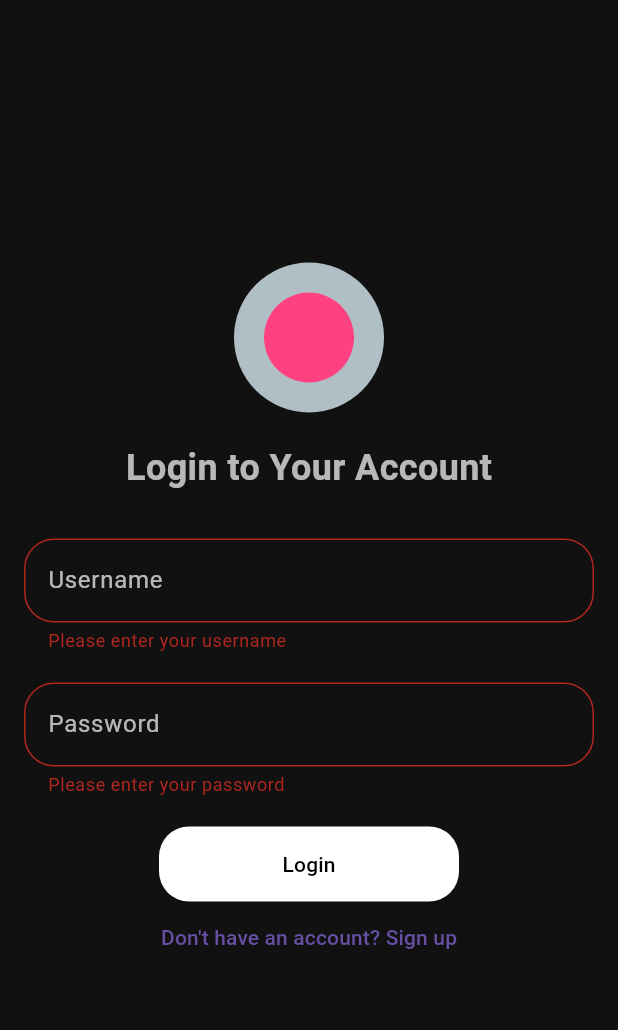
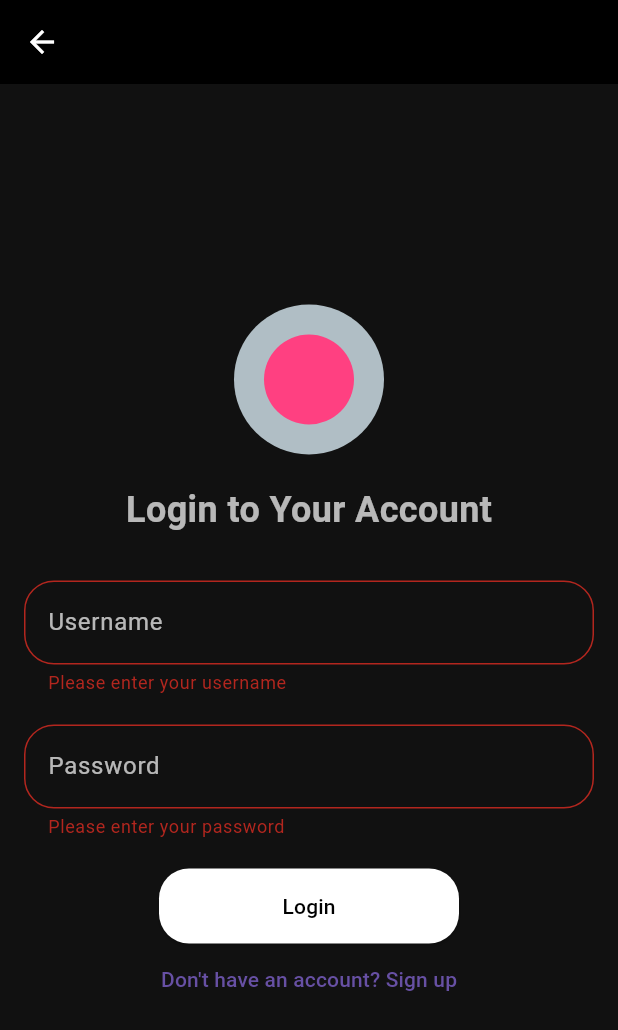
Before and after one commit to HikaruSSG/flutter-app, a Flutter app: the LoginScreen screen opened directly, after a tap on "Login", on a phone screen of 412 x 824 dp. Shown: the top 1030 px of the screen. Run offline on Flutter 3.47's test engine with Material 3 defaults, Android fonts, the phone set to English and light mode, and no system bars; our stand-ins replace shared_preferences; accounts and stored records are empty.

Commit message:
release 2

```diff
--- a/lib/screens/login_screen.dart
+++ b/lib/screens/login_screen.dart
@@ -36,14 +36,11 @@ class _LoginScreenState extends State<LoginScreen> {
 
   @override
   Widget build(BuildContext context) {
-    return WillPopScope(
-      onWillPop: () async {
-        Navigator.of(context).pushReplacement(
-          MaterialPageRoute(builder: (context) => WelcomeScreen()),
-        );
-        return true;
-      },
-      child: Scaffold(
+    return Scaffold(
+      appBar: AppBar(
+        backgroundColor: Colors.black,
+        iconTheme: IconThemeData(color: Colors.white),
+      ),
       body: Padding(
         padding: const EdgeInsets.all(16.0),
         child: Form(
@@ -113,7 +110,6 @@ class _LoginScreenState extends State<LoginScreen> {
           ),
         ),
       ),
-      ),
     );
   }
 }
--- a/lib/screens/product_entry_screen.dart
+++ b/lib/screens/product_entry_screen.dart
@@ -89,6 +89,7 @@ class _ProductEntryScreenState extends State<ProductEntryScreen> {
     return Scaffold(
       appBar: AppBar(
         backgroundColor: Colors.black, // Set AppBar background to black
+        iconTheme: IconThemeData(color: Colors.white),
         title: Text('Pantry CRUD App',
             style: Theme.of(context).textTheme.titleLarge),
       ),
--- a/lib/screens/welcome_screen.dart
+++ b/lib/screens/welcome_screen.dart
@@ -29,9 +29,9 @@ class _WelcomeScreenState extends State<WelcomeScreen> {
     setState(() {
       _isLoggedIn = prefs.getBool('isLoggedIn') ?? false;
       if (!_isLoggedIn) {
-        Navigator.of(context).pushReplacement(
-          MaterialPageRoute(builder: (context) => BottomNavigationMenu()),
-        );
+        // Navigator.of(context).pushReplacement(
+        //   MaterialPageRoute(builder: (context) => BottomNavigationMenu()),
+        // );
       }
     });
   }
@@ -72,7 +72,7 @@ class _WelcomeScreenState extends State<WelcomeScreen> {
               SizedBox(height: 40),
               ElevatedButton(
                 onPressed: () {
-                  Navigator.pushReplacement(
+                  Navigator.push(
                     context,
                     MaterialPageRoute(
                         builder: (context) => ProductEntryScreen()),
```
Lines whose indentation alone changed are shown as unchanged.
